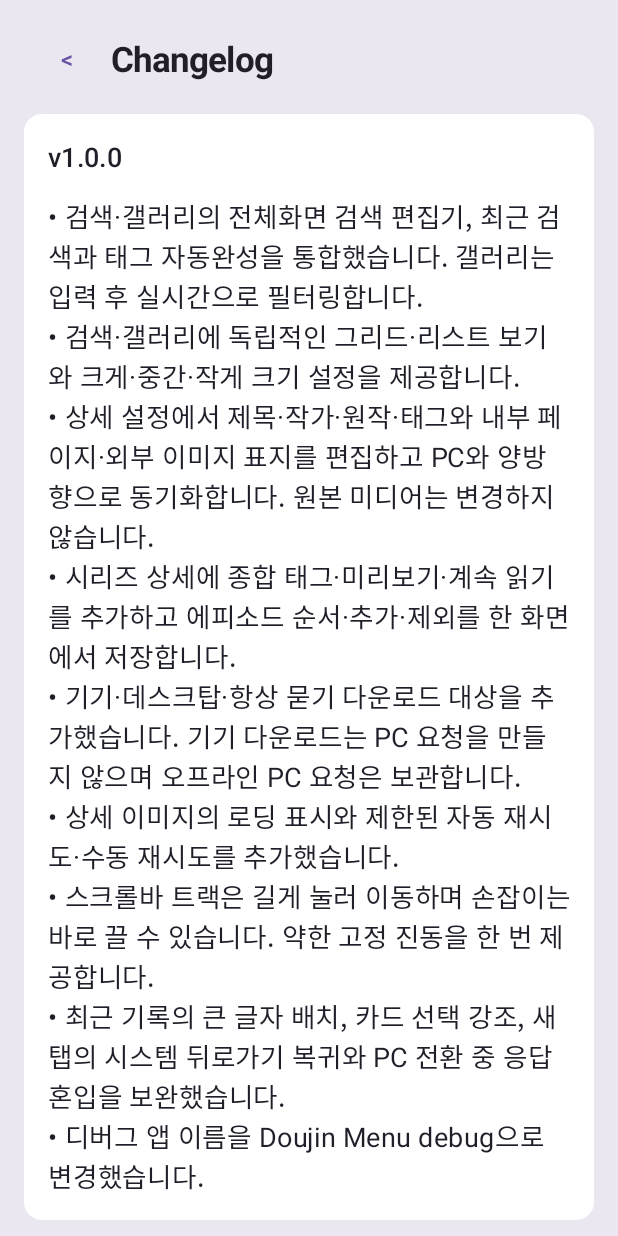
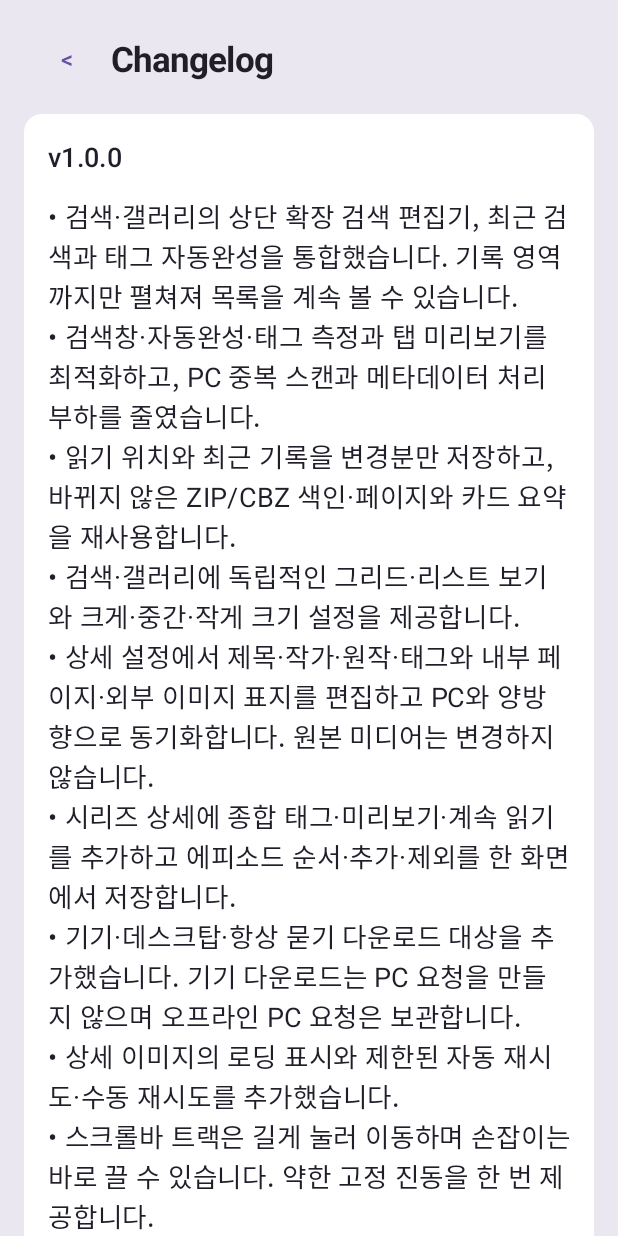
Before and after one commit to casm-bo/doujin-menu-android, an Android app built with Jetpack Compose: the composable ChangelogScreen shown on its own in the app's theme, on a phone screen of 412 x 824 dp. Run offline under Robolectric (Android 15) with nearby library versions, the light colour scheme and no system bars; pictures from the network do not load.

Commit message:
docs: record optimization changes and verification

```diff
--- a/app/src/main/java/com/doujinmenu/android/ui/AppChangelog.kt
+++ b/app/src/main/java/com/doujinmenu/android/ui/AppChangelog.kt
@@ -9,7 +9,9 @@ internal val appChangelog = listOf(
     AppChangelog(
         version = "1.0.0",
         changes = listOf(
-            "검색·갤러리의 전체화면 검색 편집기, 최근 검색과 태그 자동완성을 통합했습니다. 갤러리는 입력 후 실시간으로 필터링합니다.",
+            "검색·갤러리의 상단 확장 검색 편집기, 최근 검색과 태그 자동완성을 통합했습니다. 기록 영역까지만 펼쳐져 목록을 계속 볼 수 있습니다.",
+            "검색창·자동완성·태그 측정과 탭 미리보기를 최적화하고, PC 중복 스캔과 메타데이터 처리 부하를 줄였습니다.",
+            "읽기 위치와 최근 기록을 변경분만 저장하고, 바뀌지 않은 ZIP/CBZ 색인·페이지와 카드 요약을 재사용합니다.",
             "검색·갤러리에 독립적인 그리드·리스트 보기와 크게·중간·작게 크기 설정을 제공합니다.",
             "상세 설정에서 제목·작가·원작·태그와 내부 페이지·외부 이미지 표지를 편집하고 PC와 양방향으로 동기화합니다. 원본 미디어는 변경하지 않습니다.",
             "시리즈 상세에 종합 태그·미리보기·계속 읽기를 추가하고 에피소드 순서·추가·제외를 한 화면에서 저장합니다.",
```
Also changed, not shown: 2 other files.
